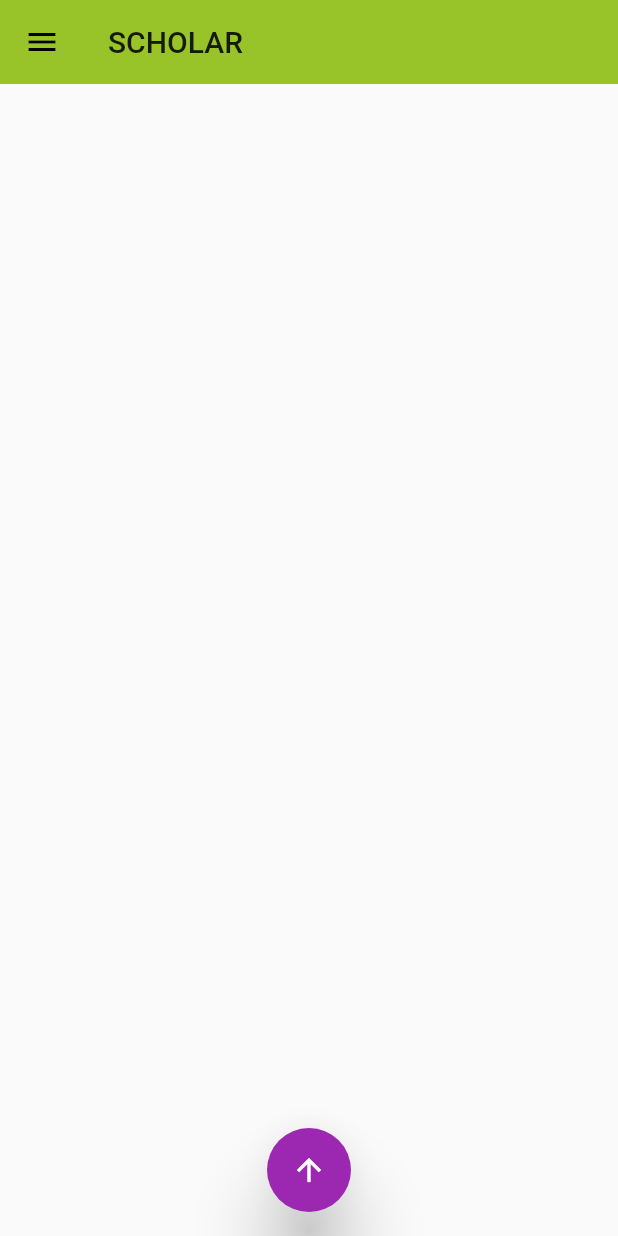
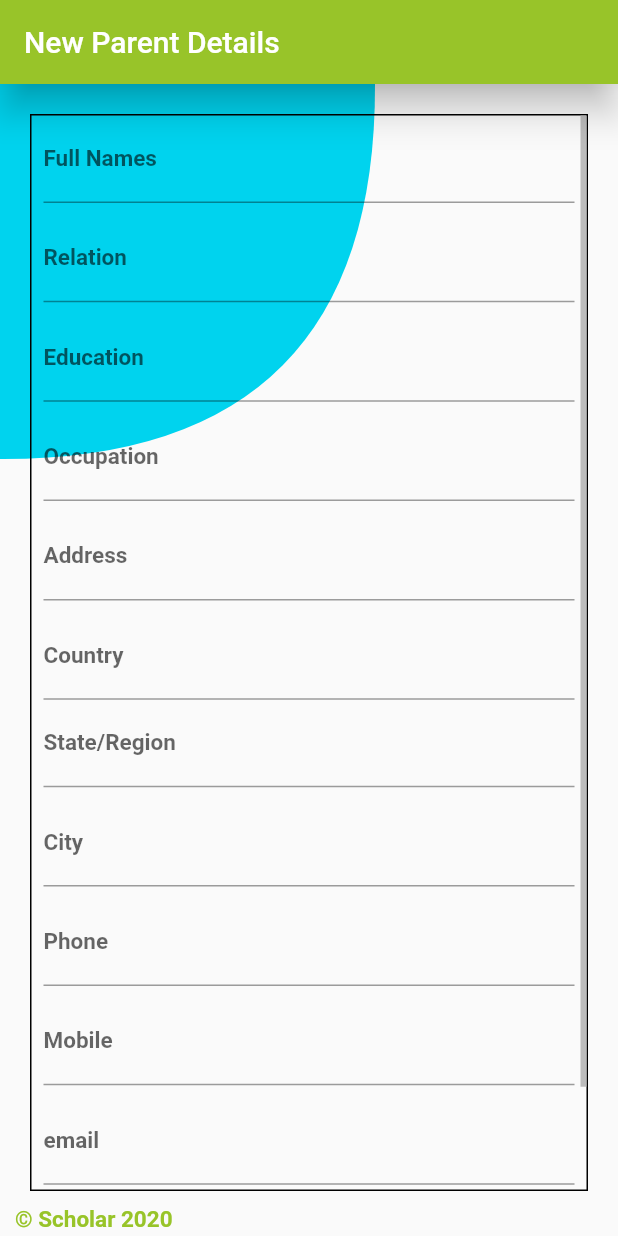
Before and after one commit to RandyKdev/UI, a Flutter app: the screen it shows after launch, on a phone screen of 412 x 824 dp. Run offline on Flutter 3.47's test engine with Material 2 defaults, Android fonts, the phone set to English and light mode, and no system bars; our stand-ins replace sqflite; missing offline and left inert: country_list_pick, country_pickers; accounts and stored records are empty.

Commit message:
Parent Details Form UI done and others half way

```diff
--- a/lib/main.dart
+++ b/lib/main.dart
@@ -1,7 +1,10 @@
 import 'package:flutter/material.dart';
 import 'package:ui/colorConstants.dart';
+import 'package:ui/screens/ApplicationForms/personalDetails/personalDetailsForms.dart';
 
-import './screens/home/view.dart';
+import 'screens/ApplicationForms/Parent Details/parentDetailsForms.dart';
+
+//import './screens/home/view.dart';
 
 void main() => runApp(MyApp());
 
@@ -10,7 +13,7 @@ class MyApp extends StatelessWidget {
   Widget build(BuildContext context) {
     return MaterialApp(
       theme: ThemeData(primaryColor: primaryTheme),
-      home: Home(),
+      home: ParentDetailsForms(),
       debugShowCheckedModeBanner: false,
     );
   }
--- /dev/null
+++ b/lib/screens/ApplicationForms/Parent Details/parentDetailsForms.dart
@@ -0,0 +1,136 @@
+import 'package:flutter/material.dart';
+import 'package:ui/colorConstants.dart';
+import 'package:ui/screenSizeGetters.dart';
+import 'package:ui/screens/ApplicationForms/utility.dart';
+import 'package:country_list_pick/country_list_pick.dart';
+import 'package:country_pickers/country_pickers.dart';
+import 'package:country_pickers/country.dart';
+
+import 'submitButton.dart';
+
+class ParentDetailsForms extends StatefulWidget {
+  @override
+  _ParentDetailsFormsState createState() => _ParentDetailsFormsState();
+}
+
+class _ParentDetailsFormsState extends State<ParentDetailsForms> {
+  final ScrollController _controller = ScrollController();
+  @override
+  Widget build(BuildContext context) {
+    return Scaffold(
+      appBar: appBar("New Parent Details"),
+      body: Container(
+        child: Stack(
+          children: [
+            Container(
+              child: CustomPaint(
+                painter: Painter(),
+              ),
+            ),
+            Padding(
+              padding: const EdgeInsets.only(
+                  top: 20, left: 20, right: 20, bottom: 30),
+              child: Container(
+                decoration: BoxDecoration(
+                  border: Border.all(),
+                  // borderRadius: BorderRadius.circular(10)),
+                ),
+                child: Form(
+                  child: Scrollbar(
+                    controller: _controller,
+                    isAlwaysShown: true,
+                    child: SingleChildScrollView(
+                      controller: _controller,
+                      child: Column(
+                        children: [
+                          textFormField('Full Names'),
+                          textFormField('Relation'),
+                          textFormField('Education'),
+                          textFormField('Occupation'),
+                          textFormField('Address'),
+                          country(),
+                          textFormField('State/Region'),
+                          textFormField('City'),
+                          textFormField('Phone'),
+                          textFormField('Mobile'),
+                          emailFormField('email'),
+                          Submit(),
+                        ],
+                      ),
+                    ),
+                  ),
+                ),
+              ),
+            ),
+            Padding(
+              padding: const EdgeInsets.only(left: 10, bottom: 2),
+              child: Align(
+                  alignment: Alignment.bottomLeft,
+                  child: Text(
+                    "\u00a9 Scholar 2020",
+                    style: TextStyle(
+                        color: primaryTheme,
+                        fontSize: 15,
+                        fontWeight: FontWeight.bold),
+                  )),
+            )
+          ],
+        ),
+      ),
+    );
+  }
+
+  Widget textFormField(String label) {
+    return Padding(
+      padding: const EdgeInsets.only(bottom: 8.0, left: 8.0, right: 8.0),
+      child: TextFormField(
+        decoration: InputDecoration(
+            fillColor: purple,
+            labelText: label,
+            labelStyle: TextStyle(fontWeight: FontWeight.bold, fontSize: 15)),
+      ),
+    );
+  }
+}
+
+Widget emailFormField(String s) {
+  return Padding(
+    padding: const EdgeInsets.only(bottom: 8.0, left: 8.0, right: 8.0),
+    child: TextFormField(
+      keyboardType: TextInputType.emailAddress,
+      decoration: InputDecoration(
+          fillColor: purple,
+          labelText: s,
+          labelStyle: TextStyle(fontWeight: FontWeight.bold, fontSize: 15)),
+    ),
+  );
+}
+
+Widget country() {
+  return Padding(
+    padding: const EdgeInsets.only(left: 8.0, right: 8),
+    child: TextFormField(
+      decoration: InputDecoration(
+          labelText: 'Country',
+          fillColor: secondaryTheme,
+          labelStyle: TextStyle(fontWeight: FontWeight.bold, fontSize: 15)),
+      onTap: () {},
+    ),
+  );
+}
+
+class Painter extends CustomPainter {
+  @override
+  void paint(Canvas canvas, Size size) {
+    Path path = Path();
+    Paint paint = Paint();
+    paint.color = secondaryTheme;
+    path.lineTo(0.0, 250);
+    path.quadraticBezierTo(251, 251, 250, 0.0);
+    path.close();
+    canvas.drawPath(path, paint);
+  }
+
+  @override
+  bool shouldRepaint(CustomPainter oldDelegate) => false;
+}
--- /dev/null
+++ b/lib/screens/ApplicationForms/Work Experience/workExperienceFor.dart
@@ -0,0 +1,18 @@
+import 'package:flutter/material.dart';
+import '../utility.dart';
+
+class WorkExperienceForms extends StatefulWidget {
+  @override
+  _WorkExperienceFormsState createState() => _WorkExperienceFormsState();
+}
+
+class _WorkExperienceFormsState extends State<WorkExperienceForms> {
+  @override
+  Widget build(BuildContext context) {
+    return Scaffold(
+      // utitlity
+      appBar: appBar("New Work Experience"),
+      //  body: form() ,
+    );
+  }
+}
--- /dev/null
+++ b/lib/screens/ApplicationForms/utility.dart
@@ -0,0 +1,12 @@
+import 'package:flutter/material.dart';
+
+Widget appBar(String text) {
+  return AppBar(
+    bottomOpacity: 5.7,
+    elevation: 10,
+    title: Text(
+      text,
+      style: TextStyle(color: Colors.white),
+    ),
+  );
+}
--- a/pubspec.yaml
+++ b/pubspec.yaml
@@ -31,6 +31,8 @@ dependencies:
   sqflite: ^1.3.1+1
   path: ^1.7.0
   path_provider: ^1.6.18
+  country_list_pick: ^1.0.0+3
+  country_pickers: ^1.3.0
 
 dev_dependencies:
   flutter_test:
```
Also changed, not shown: lib/screens/ApplicationForms/Parent Details/submitButton.dart (added, +47 -0 lines), lib/screens/ApplicationForms/Qualifications/qualificationForms.dart (added, +38 -0 lines), lib/screens/ApplicationForms/Qualifications/qualificationSubmitButton.dart (added, +47 -0 lines), lib/screens/ApplicationForms/Work Experience/workExperienceSubmitButton.dart (added, +47 -0 lines), lib/screens/ApplicationForms/personalDetails/personalDetailsForms.dart (added, +18 -0 lines), lib/screens/ApplicationForms/personalDetails/personalDetailsSubmit.dart (added, +46 -0 lines), pubspec.lock.
